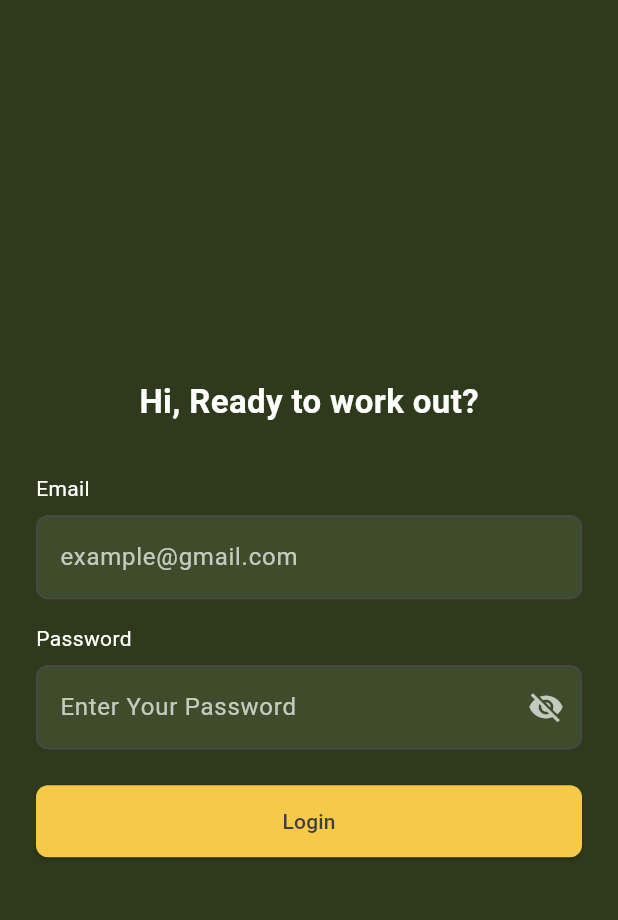
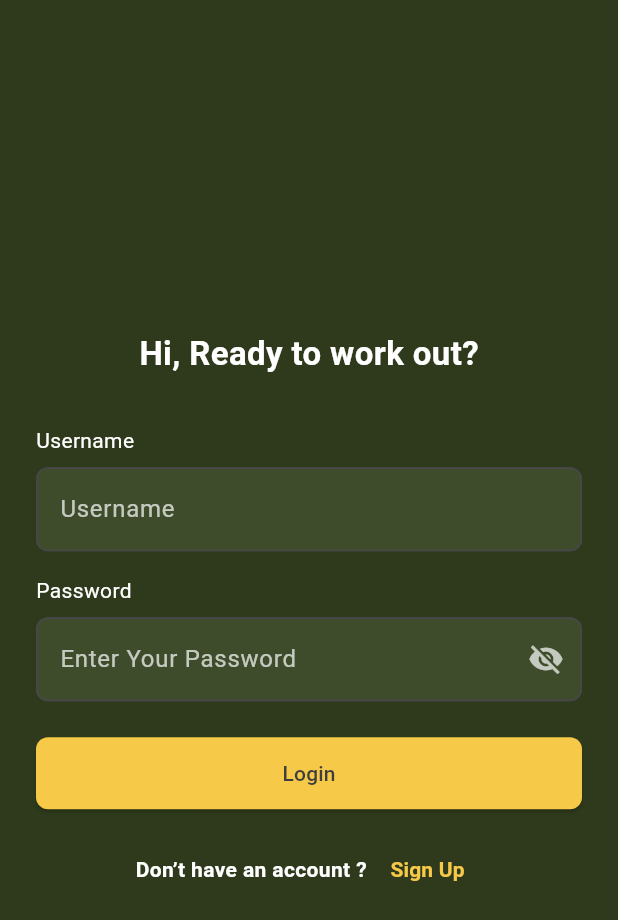
Before and after one commit to Chawanwit078/Mobile_App_PJ, a Flutter app: the screen it shows after launch, on a phone screen of 412 x 824 dp. Shown: the top 920 px of the screen. Run offline on Flutter 3.47's test engine with Material 3 defaults, Android fonts, the light colour scheme and no system bars; our stand-ins replace iconly, shared_preferences, zoom_tap_animation.

Commit message:
commit sign up

```diff
--- a/lib/main.dart
+++ b/lib/main.dart
@@ -6,6 +6,7 @@ import 'pages/calendar.dart';
 import 'pages/add.dart';
 import 'pages/profile.dart';
 import 'pages/login.dart';
+import 'pages/sign_up.dart';
 import 'nav.dart';
 
 void main() {
@@ -67,6 +68,9 @@ class _MyAppState extends State<MyApp> {
   Widget build(BuildContext context) {
     return MaterialApp(
   debugShowCheckedModeBanner: false,
+  routes: {
+    '/signup': (context) => SignUpPage(),
+  },
   home: _isLoggedIn
       ? Scaffold(
           body: IndexedStack(
@@ -80,5 +84,6 @@ class _MyAppState extends State<MyApp> {
         )
       : LoginPage(onLoginSuccess: _handleLoginSuccess),
 );
+
   }
 }
--- a/lib/pages/login.dart
+++ b/lib/pages/login.dart
@@ -15,32 +15,30 @@ class LoginPage extends StatefulWidget {
 
 class _LoginPageState extends State<LoginPage> {
   bool _obscurePassword = true;
-  final TextEditingController emailController = TextEditingController();
+  final TextEditingController usernameController = TextEditingController(); // 👈 เปลี่ยนชื่อ controller
   final TextEditingController passwordController = TextEditingController();
-  String _error = '';
 
   Future<void> _login() async {
-    final username = emailController.text.trim();
+    final username = usernameController.text.trim(); // 👈 ใช้ username
     final password = passwordController.text.trim();
-     if (username.isEmpty || password.isEmpty) {
+
+    if (username.isEmpty || password.isEmpty) {
       showDialog(
         context: context,
         builder: (_) => AlertDialog(
-          title: Text("Please Enter Username and Password"),
+          title: Text("Please enter Username and Password"),
         ),
       );
       return;
     }
+
     final userId = await ApiService.login(username, password);
 
     if (userId != null) {
-      // ✅ เก็บ user_id ใน SharedPreferences
       final prefs = await SharedPreferences.getInstance();
       await prefs.setInt('user_id', userId);
-
-      widget.onLoginSuccess(userId); // แจ้ง main.dart ว่า login สำเร็จ
-    }else {
-      // ไม่สำเร็จ
+      widget.onLoginSuccess(userId);
+    } else {
       showDialog(
         context: context,
         builder: (_) => AlertDialog(
@@ -48,7 +46,6 @@ class _LoginPageState extends State<LoginPage> {
         ),
       );
     }
-
   }
 
   @override
@@ -73,14 +70,14 @@ class _LoginPageState extends State<LoginPage> {
                   ),
                 ),
                 const SizedBox(height: 32),
-                Text('Email', style: TextStyle(color: Colors.white)),
+                Text('Username', style: TextStyle(color: Colors.white)), // 👈 เปลี่ยน label
                 const SizedBox(height: 8),
                 TextField(
-                  controller: emailController,
+                  controller: usernameController, // 👈 ใช้ usernameController
                   decoration: InputDecoration(
                     filled: true,
                     fillColor: Color(0xFF3E4C2C),
-                    hintText: 'example@gmail.com',
+                    hintText: 'Username', // 👈 เปลี่ยน hint
                     hintStyle: TextStyle(color: Colors.white70),
                     border: OutlineInputBorder(
                       borderRadius: BorderRadius.circular(8),
@@ -102,9 +99,7 @@ class _LoginPageState extends State<LoginPage> {
                     hintStyle: TextStyle(color: Colors.white70),
                     suffixIcon: IconButton(
                       icon: Icon(
-                        _obscurePassword
-                            ? Icons.visibility_off
-                            : Icons.visibility,
+                        _obscurePassword ? Icons.visibility_off : Icons.visibility,
                         color: Colors.white70,
                       ),
                       onPressed: () {
@@ -138,6 +133,30 @@ class _LoginPageState extends State<LoginPage> {
                     ),
                   ),
                 ),
+                const SizedBox(height: 16),
+                Center(
+                  child: Row(
+                    mainAxisAlignment: MainAxisAlignment.center,
+                    children: [
+                      Text(
+                        "Don’t have an account ? ",
+                        style: TextStyle(color: Colors.white, fontWeight: FontWeight.bold),
+                      ),
+                      TextButton(
+                        onPressed: () {
+                          Navigator.pushNamed(context, '/signup');
+                        },
+                        child: Text(
+                          'Sign Up',
+                          style: TextStyle(
+                            color: Color(0xFFF7C948),
+                            fontWeight: FontWeight.bold,
+                          ),
+                        ),
+                      ),
+                    ],
+                  ),
+                ),
               ],
             ),
           ),
```
Also changed, not shown: lib/pages/sign_up.dart (+73 -12 lines), lib/services/api_service.dart (+22 -15 lines), 2 other files. Lines whose indentation alone changed are shown as unchanged.
